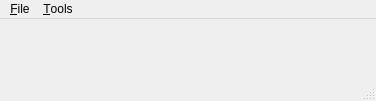
Before: the Qt Designer form app/mainwindow.ui in QtLab/qt-excercise, drawn with Qt 5.
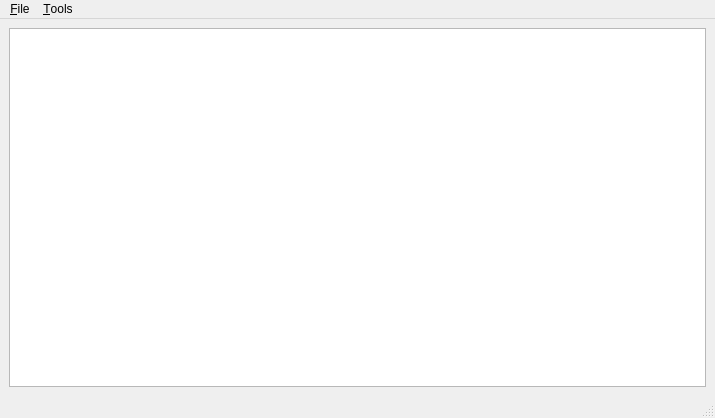
After: the same form once the commit is applied.

Commit message: work started on the main table

Diff of the .ui file:
```diff
--- a/app/mainwindow.ui
+++ b/app/mainwindow.ui
@@ -6,20 +6,26 @@
    <rect>
     <x>0</x>
     <y>0</y>
-    <width>376</width>
-    <height>101</height>
+    <width>715</width>
+    <height>418</height>
    </rect>
   </property>
   <property name="windowTitle">
    <string>Weather</string>
   </property>
-  <widget class="QWidget" name="centralwidget"/>
+  <widget class="QWidget" name="centralwidget">
+   <layout class="QVBoxLayout" name="verticalLayout">
+    <item>
+     <widget class="QTableView" name="mCitiesTableView"/>
+    </item>
+   </layout>
+  </widget>
   <widget class="QMenuBar" name="menubar">
    <property name="geometry">
     <rect>
      <x>0</x>
      <y>0</y>
-     <width>376</width>
+     <width>715</width>
      <height>27</height>
     </rect>
    </property>
```
The commit also changes 6 other files.
